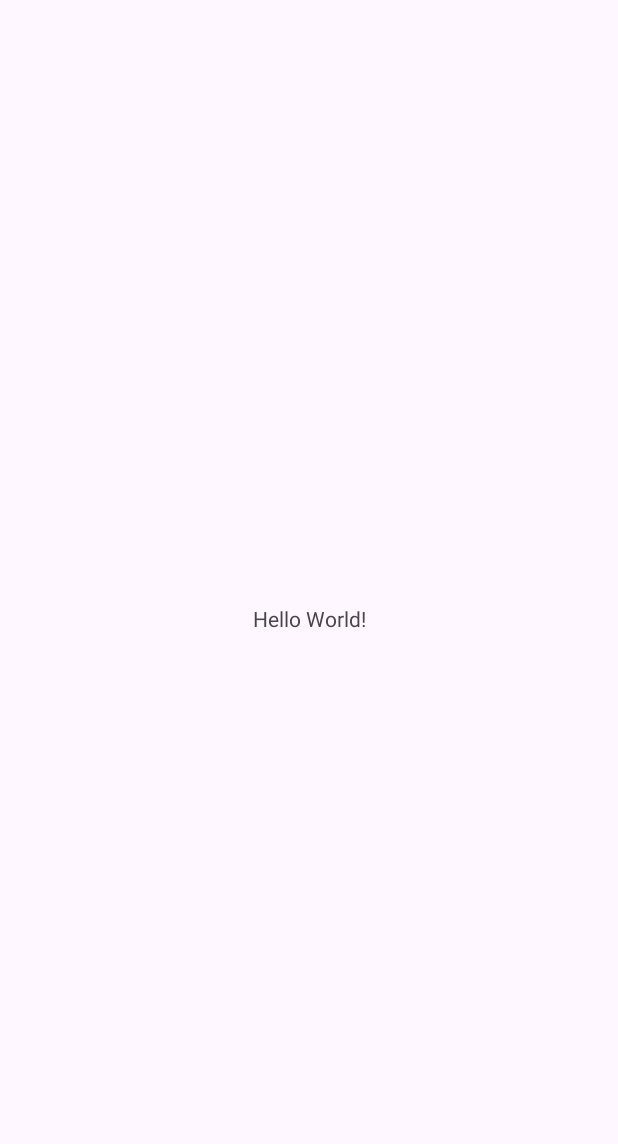
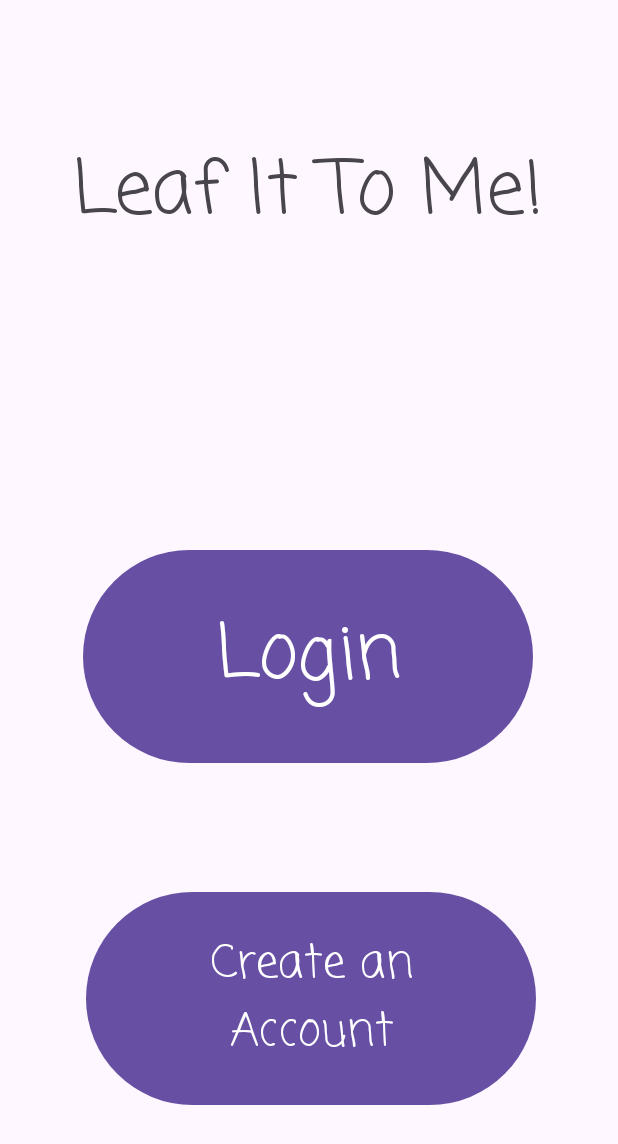
Before and after one commit to Liliana-Saavedra/CST-338-Project-2-Group-9, an Android app: the screen it shows after launch (MainActivity), on a phone screen of 412 x 824 dp. Before the commit the part shown is almost empty. Shown: the top 1144 px of the screen. Run offline under Robolectric (Android 15) with nearby library versions, the phone set to English and light mode, and no system bars.

Commit message:
Created Home Page, including the title and two buttons. One for logging in and another for creating an account.

```diff
--- a/app/src/main/res/layout/activity_main.xml
+++ b/app/src/main/res/layout/activity_main.xml
@@ -8,12 +8,44 @@
     tools:context=".MainActivity">
 
     <TextView
+        android:id="@+id/appName"
         android:layout_width="wrap_content"
         android:layout_height="wrap_content"
-        android:text="Hello World!"
+        android:text="@string/leaf_it_to_me"
+        android:textSize="50sp"
+        android:fontFamily="casual"
         app:layout_constraintBottom_toBottomOf="parent"
         app:layout_constraintEnd_toEndOf="parent"
+        app:layout_constraintHorizontal_bias="0.495"
         app:layout_constraintStart_toStartOf="parent"
-        app:layout_constraintTop_toTopOf="parent" />
+        app:layout_constraintTop_toTopOf="parent"
+        app:layout_constraintVertical_bias="0.12" />
+
+    <Button
+        android:id="@+id/loginButton"
+        android:layout_width="300dp"
+        android:layout_height="150dp"
+        android:layout_marginTop="196dp"
+        android:fontFamily="casual"
+        android:text="@string/login"
+        android:textSize="50sp"
+        app:layout_constraintEnd_toEndOf="parent"
+        app:layout_constraintHorizontal_bias="0.495"
+        app:layout_constraintStart_toStartOf="parent"
+        app:layout_constraintTop_toBottomOf="@+id/appName" />
+
+    <Button
+        android:id="@+id/createAccButton"
+        android:layout_width="300dp"
+        android:layout_height="150dp"
+        android:text="@string/create_an_account"
+        android:textSize="30sp"
+        android:fontFamily="casual"
+        app:layout_constraintBottom_toBottomOf="parent"
+        app:layout_constraintEnd_toEndOf="parent"
+        app:layout_constraintHorizontal_bias="0.513"
+        app:layout_constraintStart_toStartOf="parent"
+        app:layout_constraintTop_toBottomOf="@+id/loginButton"
+        app:layout_constraintVertical_bias="0.483" />
 
 </androidx.constraintlayout.widget.ConstraintLayout>
--- a/app/src/main/res/values/strings.xml
+++ b/app/src/main/res/values/strings.xml
@@ -1,3 +1,6 @@
 <resources>
     <string name="app_name">cst-338-project-2-group-9</string>
+    <string name="leaf_it_to_me">Leaf It To Me!</string>
+    <string name="login">Login</string>
+    <string name="create_an_account">Create an Account</string>
 </resources>
```
